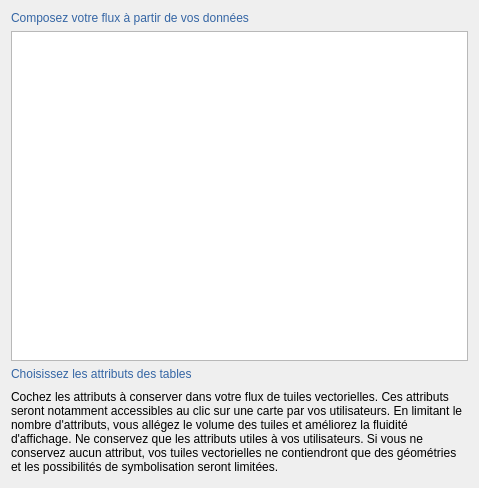
Above: geotuileur/gui/tile_creation/qwp_tile_generation_fields_selection.ui from JulesGrillot/plugin-qgis-geoplateforme before the change. Below: the same form after it.
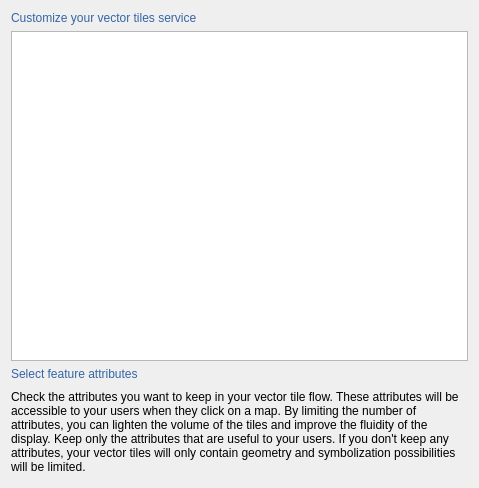
That is the form after the change.

Patch:
```diff
--- a/geotuileur/gui/tile_creation/qwp_tile_generation_fields_selection.ui
+++ b/geotuileur/gui/tile_creation/qwp_tile_generation_fields_selection.ui
@@ -27,7 +27,7 @@
 color: rgb(52, 101, 164);</string>
      </property>
      <property name="text">
-      <string>Composez votre flux à partir de vos données</string>
+      <string>Customize your vector tiles service</string>
      </property>
     </widget>
    </item>
@@ -43,7 +43,7 @@
       <string notr="true">font: 75 10pt &quot;Ubuntu Condensed&quot;;</string>
      </property>
      <property name="text">
-      <string>Cochez les attributs à conserver dans votre flux de tuiles vectorielles. Ces attributs seront notamment accessibles au clic sur une carte par vos utilisateurs. En limitant le nombre d'attributs, vous allégez le volume des tuiles et améliorez la fluidité d'affichage. Ne conservez que les attributs utiles à vos utilisateurs. Si vous ne conservez aucun attribut, vos tuiles vectorielles ne contiendront que des géométries et les possibilités de symbolisation seront limitées.</string>
+      <string>Check the attributes you want to keep in your vector tile flow. These attributes will be accessible to your users when they click on a map. By limiting the number of attributes, you can lighten the volume of the tiles and improve the fluidity of the display. Keep only the attributes that are useful to your users. If you don't keep any attributes, your vector tiles will only contain geometry and symbolization possibilities will be limited.</string>
      </property>
      <property name="wordWrap">
       <bool>true</bool>
@@ -57,7 +57,7 @@
 color: rgb(52, 101, 164);</string>
      </property>
      <property name="text">
-      <string>Choisissez les attributs des tables</string>
+      <string>Select feature attributes</string>
      </property>
     </widget>
    </item>
```
Left out of the diff: 5 changed lines with no effect on the pictures.
